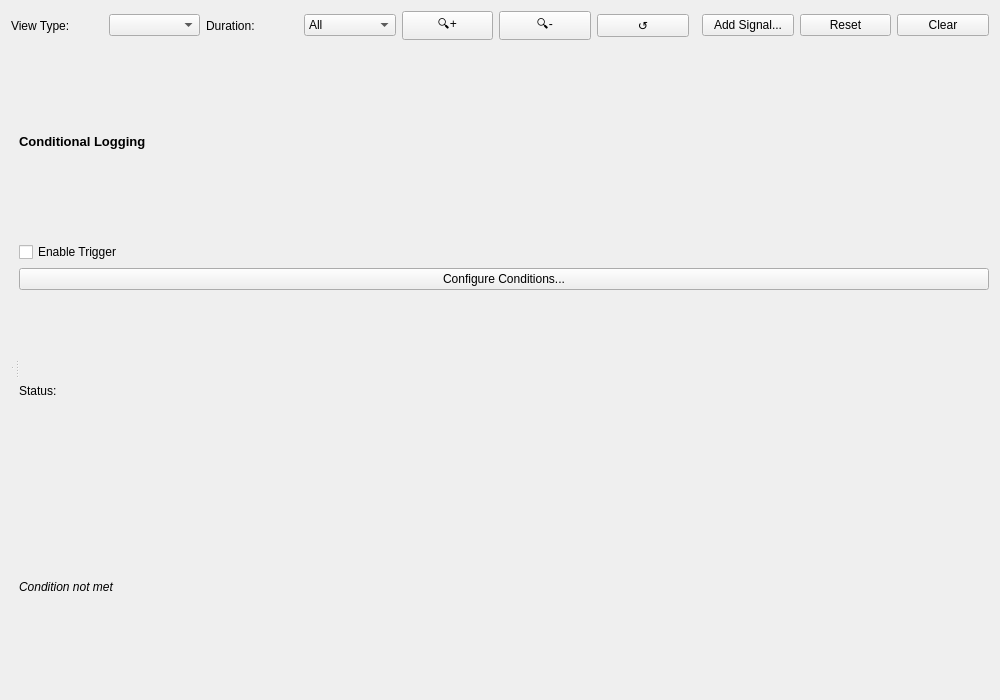
The window that src/window/GraphWindow/GraphWindow.ui (OpenAutoDiagLabs/CANgaroo) describes before a commit, drawn with Qt 5.
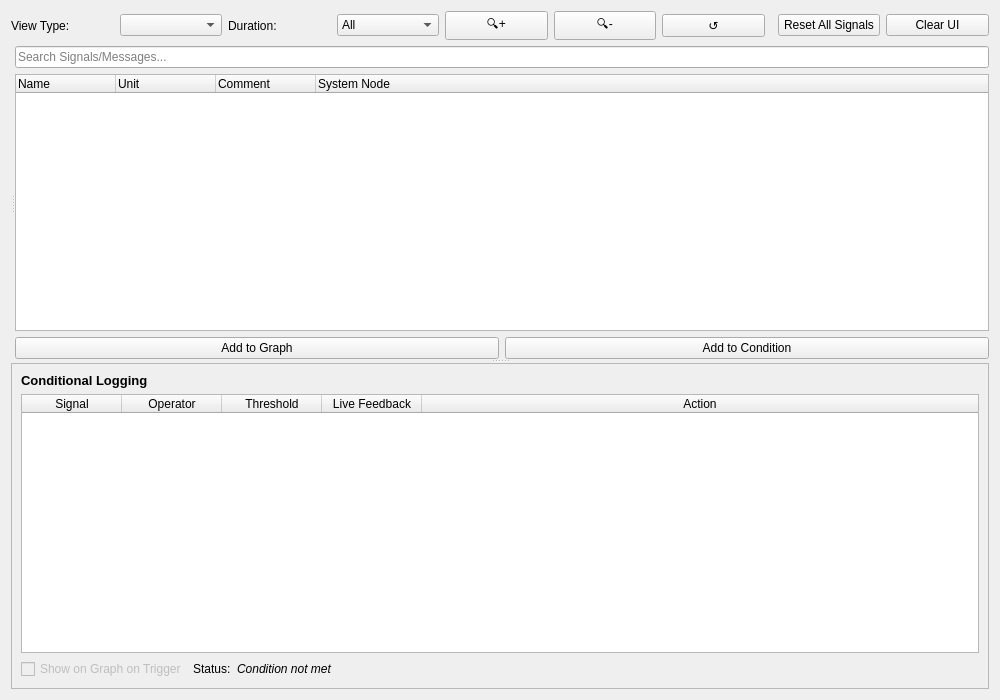
The same window after the commit.

The edit to the form file:
```diff
--- a/src/window/GraphWindow/GraphWindow.ui
+++ b/src/window/GraphWindow/GraphWindow.ui
@@ -95,30 +95,31 @@
        </property>
       </spacer>
      </item>
-     <item>
-      <widget class="QPushButton" name="addSignalButton">
-       <property name="text">
-        <string>Add Signal...</string>
-       </property>
-      </widget>
-     </item>
+
      <item>
       <widget class="QPushButton" name="btnFullReset">
        <property name="text">
-        <string>Reset</string>
+        <string>Reset All Signals</string>
        </property>
       </widget>
      </item>
      <item>
       <widget class="QPushButton" name="clearButton">
        <property name="text">
-        <string>Clear</string>
+        <string>Clear UI</string>
        </property>
       </widget>
      </item>
     </layout>
    </item>
    <item>
+    <widget class="QSplitter" name="verticalMainSplitter">
+     <property name="orientation">
+      <enum>Qt::Vertical</enum>
+     </property>
+     <property name="childrenCollapsible">
+      <bool>false</bool>
+     </property>
     <widget class="QSplitter" name="mainSplitter">
      <property name="orientation">
       <enum>Qt::Horizontal</enum>
@@ -132,11 +133,6 @@
         <number>-1</number>
        </property>
       </widget>
-      <widget class="QStackedWidget" name="conditionalStackedWidget">
-       <property name="currentIndex">
-        <number>-1</number>
-       </property>
-      </widget>
      </widget>
      <widget class="QWidget" name="configPanel" native="true">
       <property name="minimumSize">
@@ -147,6 +143,66 @@
       </property>
       <layout class="QVBoxLayout" name="configLayout">
        <item>
+         <widget class="QLineEdit" name="signalSearchEdit">
+          <property name="placeholderText">
+           <string>Search Signals/Messages...</string>
+          </property>
+         </widget>
+        </item>
+        <item>
+         <widget class="QTreeWidget" name="signalTree">
+          <column>
+           <property name="text">
+            <string>Name</string>
+           </property>
+          </column>
+          <column>
+           <property name="text">
+            <string>Unit</string>
+           </property>
+          </column>
+          <column>
+           <property name="text">
+            <string>Comment</string>
+           </property>
+          </column>
+          <column>
+           <property name="text">
+            <string>System Node</string>
+           </property>
+           <property name="hidden">
+            <bool>true</bool>
+           </property>
+          </column>
+         </widget>
+        </item>
+        <item>
+         <layout class="QHBoxLayout" name="horizontalLayout_actionButtons">
+          <item>
+           <widget class="QPushButton" name="btnAddGraph">
+            <property name="text">
+             <string>Add to Graph</string>
+            </property>
+           </widget>
+          </item>
+          <item>
+           <widget class="QPushButton" name="btnAddCondition">
+            <property name="text">
+             <string>Add to Condition</string>
+            </property>
+           </widget>
+          </item>
+         </layout>
+        </item>
+       </layout>
+      </widget>
+     </widget>
+     <widget class="QFrame" name="bottomPanel">
+      <property name="frameShape">
+       <enum>QFrame::StyledPanel</enum>
+      </property>
+      <layout class="QVBoxLayout" name="bottomPanelLayout">
+       <item>
         <widget class="QLabel" name="configLabel">
          <property name="font">
           <font>
@@ -160,16 +216,50 @@
         </widget>
        </item>
        <item>
-        <widget class="QCheckBox" name="enableCondLogging">
+        <widget class="QTableWidget" name="conditionTable">
+         <property name="selectionMode">
+          <enum>QAbstractItemView::NoSelection</enum>
+         </property>
+         <attribute name="horizontalHeaderStretchLastSection">
+          <bool>true</bool>
+         </attribute>
+         <column>
          <property name="text">
-          <string>Enable Trigger</string>
-         </property>
+           <string>Signal</string>
+          </property>
+         </column>
+         <column>
+          <property name="text">
+           <string>Operator</string>
+          </property>
+         </column>
+         <column>
+          <property name="text">
+           <string>Threshold</string>
+          </property>
+         </column>
+         <column>
+          <property name="text">
+           <string>Live Feedback</string>
+          </property>
+         </column>
+         <column>
+          <property name="text">
+           <string>Action</string>
+          </property>
+         </column>
         </widget>
        </item>
        <item>
-        <widget class="QPushButton" name="configureButton">
+        <layout class="QHBoxLayout" name="bottomActionLayout">
+
+          <item>
+           <widget class="QCheckBox" name="chkGraphFilter">
+            <property name="enabled">
+             <bool>false</bool>
+            </property>
          <property name="text">
-          <string>Configure Conditions...</string>
+             <string>Show on Graph on Trigger</string>
          </property>
         </widget>
        </item>
@@ -193,11 +283,19 @@
         </widget>
        </item>
        <item>
-        <spacer name="verticalSpacer">
+          <spacer name="horizontalSpacerBottom">
          <property name="orientation">
-          <enum>Qt::Vertical</enum>
-         </property>
-        </spacer>
+            <enum>Qt::Horizontal</enum>
+           </property>
+           <property name="sizeHint" stdset="0">
+            <size>
+             <width>40</width>
+             <height>20</height>
+            </size>
+           </property>
+          </spacer>
+         </item>
+        </layout>
        </item>
       </layout>
      </widget>
```
Lines whose indentation alone changed are shown as unchanged.
